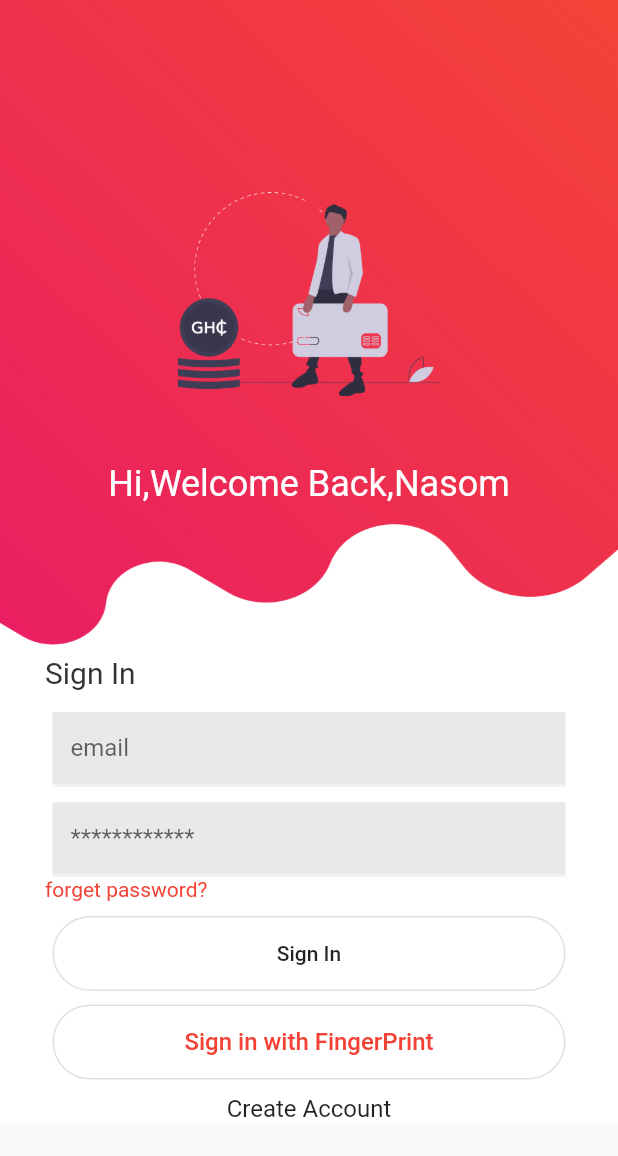
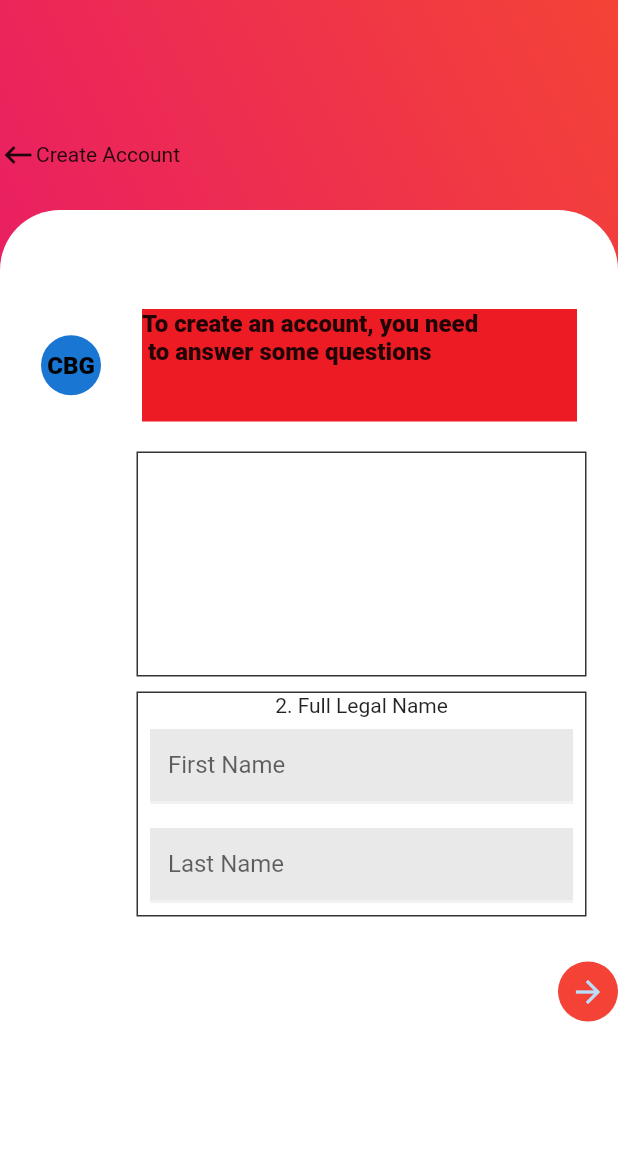
Before and after one commit to hassanatuahmed/fintech, a Flutter app: the screen it shows after launch, on a phone screen of 412 x 824 dp. Shown: the top 1156 px of the screen. Run offline on Flutter 3.47's test engine with Material 2 defaults, Android fonts, the phone set to English and light mode, and no system bars; our stand-ins replace hexcolor; Roboto replaces fonts that are missing (Poppins, poly).

Commit message:
intial update

```diff
--- /dev/null
+++ b/lib/create_account.dart
@@ -0,0 +1,168 @@
+import 'package:fintech/custom_field.dart';
+import 'package:flutter/cupertino.dart';
+import 'package:flutter/material.dart';
+import 'package:hexcolor/hexcolor.dart';
+
+class CreateAccount extends StatefulWidget {
+  CreateAccount({this.color,this.text});
+  final text;
+  final color;
+
+  @override
+  _CreateAccountState createState() => _CreateAccountState();
+}
+
+class _CreateAccountState extends State<CreateAccount> {
+
+  @override
+  Widget build(BuildContext context) {
+    return Scaffold(
+      body: Column(
+        children: [
+          Stack(
+
+            children: [
+
+              Container(
+                decoration: BoxDecoration(
+                  gradient: LinearGradient(
+                    colors: [Colors.red,Colors.pink],
+                    begin: Alignment.topRight,
+                    end: Alignment.bottomLeft,
+                  ),
+                ),
+                width: MediaQuery.of(context).size.width,
+                height:MediaQuery.of(context).size.height * 0.25,
+                child: Center(
+                    child: Row(
+                      children: [
+                        Icon(Icons.keyboard_backspace),
+                        Text('Create Account'),
+                      ],
+                    )),
+              ),
+              Positioned(
+                top: 140,
+
+                child: Container(
+
+                  width: MediaQuery.of(context).size.width,
+                  height: MediaQuery.of(context).size.height * 0.7,
+                  decoration: BoxDecoration(
+                    color: Colors.white,
+                    borderRadius: BorderRadius.circular(40),
+                  ),
+                ),
+              ),
+
+            ],
+
+          ),
+          Container(
+            width: MediaQuery.of(context).size.width,
+            height: MediaQuery.of(context).size.height * 0.7,
+            color: Colors.white,
+            child: Column(
+              children: <Widget>[
+
+                Row(
+                  mainAxisAlignment: MainAxisAlignment.spaceEvenly,
+                  children:<Widget> [
+
+                    CircleAvatar(
+
+                      child: Text("CBG",
+                      style: TextStyle(fontSize: 16,
+                          color: HexColor("#000000"),
+                          fontFamily: "Poppins",
+                          fontWeight: FontWeight.w800,
+                          fontStyle: FontStyle.normal),),
+                    ),
+                    Container(
+                      width: 290,
+                      height: 75,
+                      color: HexColor("ED1C24"),
+                      child: Text("To create an account, you need\n to answer some questions",
+                        style:TextStyle(fontSize: 16,
+                        fontFamily: "Poppins",
+                        fontWeight: FontWeight.w800,
+                        fontStyle: FontStyle.normal) ,),
+                    ),
+
+                  ],
+                ),
+                SizedBox(height: 20,),
+                Padding(
+                  padding: EdgeInsets.only(left: 70.0),
+                  child: Container(
+                    width: 300,
+                    height: 150,
+                    decoration: BoxDecoration(
+                      border: Border.all(color: HexColor("333333")),
+                    ),
+
+                  ),
+                ),
+                SizedBox(height: 10,),
+                Padding(
+                  padding: EdgeInsets.only(left: 70.0),
+                  child: Container(
+                    width: 300,
+                    height: 150,
+                    child: Column(
+                      children: [
+                        Text("2. Full Legal Name"),
+                        Padding(
+                          padding: const EdgeInsets.all(8.0),
+                          child: CustomField(
+
+                            hintText: 'First Name',
+                            icon:Icon(
+                              Icons.email,
+                              color: Colors.black,
+                            ),
+
+                          ),
+                        ),
+                        Padding(
+                          padding: const EdgeInsets.all(8.0),
+                          child: CustomField(
+                            hintText: 'Last Name',
+                            icon:Icon(
+                              Icons.email,
+                              color: Colors.black,
+                            ),
+
+                          ),
+                        ),
+                      ],
+                    ),
+                    decoration: BoxDecoration(
+                      border: Border.all(color: HexColor("333333")),
+                    ),
+                  ),
+                ),
+                SizedBox(height: 30,),
+
+                Align(
+                  alignment: Alignment.bottomRight,
+                  child: CircleAvatar(
+
+                    backgroundColor: Colors.red,
+                    child: Icon(
+                      Icons.arrow_forward,
+                    ),
+                  ),
+                ),
+
+
+              ],
+            ),
+
+          ),
+
+        ],
+      ),
+    );
+  }
+}
--- /dev/null
+++ b/lib/custom_button.dart
@@ -0,0 +1,38 @@
+import 'package:flutter/cupertino.dart';
+import 'package:flutter/material.dart';
+
+class CustomButton extends StatelessWidget {
+  CustomButton({this.text,this.color,this.onPressed,this.borderSide,this.shape,this.style,this.side});
+  final text;
+  final color;
+  final onPressed;
+  final borderSide;
+  final shape;
+  final style;
+  final side;
+
+  @override
+  Widget build(BuildContext context) {
+    return Container(
+
+      height: 50,
+      width: 342,
+      child: OutlineButton(
+
+        shape: RoundedRectangleBorder(
+          borderRadius: BorderRadius.circular(30.0),
+          //side: BorderSide(color: color),
+        ),
+        onPressed: onPressed,
+
+        child: Text(text,style: style,),
+
+      ),
+
+
+
+
+
+    );
+  }
+}
--- /dev/null
+++ b/lib/custom_field.dart
@@ -0,0 +1,79 @@
+import 'package:flutter/cupertino.dart';
+import 'package:flutter/material.dart';
+import 'package:hexcolor/hexcolor.dart';
+
+class CustomField extends StatefulWidget {
+  const CustomField({ this.fieldKey,
+    //this.minLength,
+    this.hintText,
+    this.labelText,
+    this.helperText,
+    this.icon,
+    this.onSaved,
+    this.validator,
+    this.onFieldSubmitted,
+    this.prefixIcon,
+  });
+
+  final Key fieldKey;
+  //final int minLength;
+  final String hintText;
+  final String labelText;
+  final String helperText;
+  final Icon icon;
+  final Widget prefixIcon;
+  final FormFieldSetter<String> onSaved;
+  final FormFieldValidator<String> validator;
+  final ValueChanged<String> onFieldSubmitted;
+  @override
+  _CustomFieldState createState() => new _CustomFieldState();
+
+// TODO: implement createState
+
+
+
+}
+class _CustomFieldState extends State<CustomField> {
+  bool _obscureText = true;
+
+
+  @override
+  Widget build(BuildContext context) {
+    return Container(
+      width: 342,
+      height: 50,
+      //padding: EdgeInsets.symmetric(horizontal: 20),
+      alignment: Alignment.center,
+      decoration: BoxDecoration(
+        color: HexColor("#F2F2F2"),
+
+
+      ),
+      child: Container(
+        height: 50,
+        child: TextFormField(
+
+
+
+          key: widget.fieldKey,
+          obscureText: _obscureText,
+          onSaved: widget.onSaved,
+          validator: widget.validator,
+          onFieldSubmitted: widget.onFieldSubmitted,
+          decoration: InputDecoration(
+            border: InputBorder.none,
+
+            filled: true,
+            hintText: widget.hintText,
+
+            labelText: widget.labelText,
+            helperText: widget.helperText,
+
+
+          ),
+
+        ),
+      ),
+    );
+  }
+}
--- a/lib/main.dart
+++ b/lib/main.dart
@@ -1,9 +1,12 @@
+import 'package:fintech/create_account.dart';
 import 'package:fintech/pattern_view.dart';
 import 'package:flutter/animation.dart';
 import 'package:flutter/cupertino.dart';
 import 'package:flutter/material.dart';
-import 'package:fintech/pattern_view.dart';
 import 'package:hexcolor/hexcolor.dart';
+
+import 'custom_button.dart';
+import 'custom_field.dart';
 
 
 
@@ -16,7 +19,7 @@ class Myapp  extends StatelessWidget{
     // TODO: implement build
     return MaterialApp(
       debugShowCheckedModeBanner: false,
-      home: HomeScreen(),
+      home: CreateAccount(),
     );
   }
 
@@ -154,117 +157,3 @@ class _HomeScreenState extends State<HomeScreen> {
     );
   }
 }
-
-
-
-class CustomField extends StatefulWidget {
-  const CustomField({ this.fieldKey,
-    //this.minLength,
-    this.hintText,
-    this.labelText,
-    this.helperText,
-    this.icon,
-    this.onSaved,
-    this.validator,
-    this.onFieldSubmitted,
-    this.prefixIcon,
-  });
-
-  final Key fieldKey;
-  //final int minLength;
-  final String hintText;
-  final String labelText;
-  final String helperText;
-  final Icon icon;
-  final Widget prefixIcon;
-  final FormFieldSetter<String> onSaved;
-  final FormFieldValidator<String> validator;
-  final ValueChanged<String> onFieldSubmitted;
-  @override
-  _CustomFieldState createState() => new _CustomFieldState();
-
-// TODO: implement createState
-
-
-
-}
-class _CustomFieldState extends State<CustomField> {
-  bool _obscureText = true;
-
-
-  @override
-  Widget build(BuildContext context) {
-    return Container(
-      width: 342,
-      height: 50,
-      //padding: EdgeInsets.symmetric(horizontal: 20),
-      alignment: Alignment.center,
-      decoration: BoxDecoration(
-        color: HexColor("#F2F2F2"),
-
-
-      ),
-      child: Container(
-        height: 50,
-        child: TextFormField(
-
-
-
-          key: widget.fieldKey,
-          obscureText: _obscureText,
-          onSaved: widget.onSaved,
-          validator: widget.validator,
-          onFieldSubmitted: widget.onFieldSubmitted,
-          decoration: InputDecoration(
-            border: InputBorder.none,
-
-            filled: true,
-            hintText: widget.hintText,
-
-            labelText: widget.labelText,
-            helperText: widget.helperText,
-
-
-          ),
-
-        ),
-      ),
-    );
-  }
-}
-
-class CustomButton extends StatelessWidget {
-  CustomButton({this.text,this.color,this.onPressed,this.borderSide,this.shape,this.style,this.side});
-  final text;
-  final color;
-  final onPressed;
-  final borderSide;
-  final shape;
-  final style;
-  final side;
-
-  @override
-  Widget build(BuildContext context) {
-    return Container(
-
-      height: 50,
-      width: 342,
-      child: OutlineButton(
-
-        shape: RoundedRectangleBorder(
-          borderRadius: BorderRadius.circular(30.0),
-          //side: BorderSide(color: color),
-        ),
-        onPressed: onPressed,
-
-        child: Text(text,style: style,),
-
-      ),
-
-
-
-
-
-    );
-  }
-}
```
